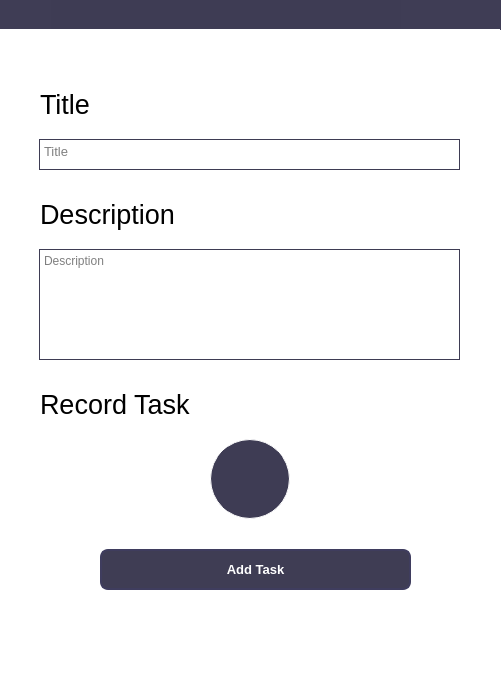
First picture: the form in ava_desktop_ui/form.ui, repository ompatel11/ava-desktop, before the edit.
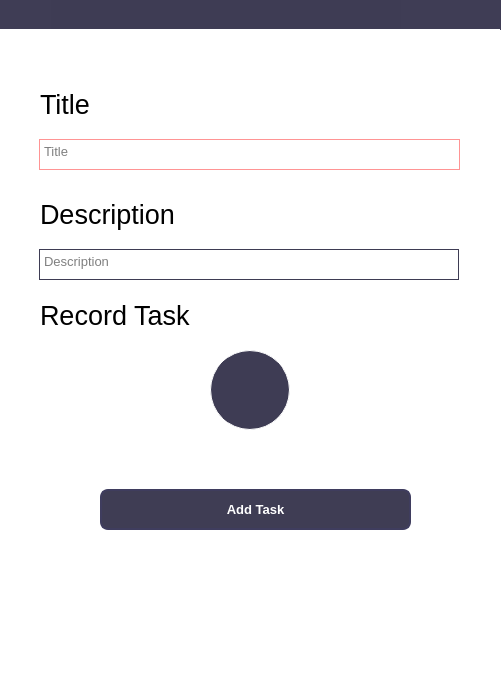
Second picture: the form after the edit. The open tabs and pages were chosen to show the change. Icons and pictures are not drawn.

```diff
--- a/ava_desktop_ui/form.ui
+++ b/ava_desktop_ui/form.ui
@@ -1308,7 +1308,7 @@
      </property>
      <property name="styleSheet">
       <string notr="true">border: 1px solid;
-border-color: rgb(62, 60, 84);</string>
+border-color: rgb(255, 148, 148);</string>
      </property>
      <property name="verticalScrollBarPolicy">
       <enum>Qt::ScrollBarAlwaysOff</enum>
@@ -1350,7 +1350,7 @@
      <property name="geometry">
       <rect>
        <x>210</x>
-       <y>410</y>
+       <y>321</y>
        <width>80</width>
        <height>80</height>
       </rect>
@@ -1416,14 +1416,32 @@
       <rect>
        <x>39</x>
        <y>220</y>
-       <width>421</width>
-       <height>111</height>
+       <width>420</width>
+       <height>31</height>
       </rect>
      </property>
+     <property name="font">
+      <font>
+       <family>Segoe UI</family>
+       <pointsize>10</pointsize>
+      </font>
+     </property>
      <property name="styleSheet">
       <string notr="true">border: 1px solid;
 border-color: rgb(62, 60, 84);</string>
      </property>
+     <property name="verticalScrollBarPolicy">
+      <enum>Qt::ScrollBarAlwaysOff</enum>
+     </property>
+     <property name="horizontalScrollBarPolicy">
+      <enum>Qt::ScrollBarAlwaysOff</enum>
+     </property>
+     <property name="lineWrapColumnOrWidth">
+      <number>1</number>
+     </property>
+     <property name="acceptRichText">
+      <bool>false</bool>
+     </property>
      <property name="placeholderText">
       <string>Description</string>
      </property>
@@ -1432,7 +1450,7 @@
      <property name="geometry">
       <rect>
        <x>100</x>
-       <y>520</y>
+       <y>460</y>
        <width>311</width>
        <height>41</height>
       </rect>
@@ -1469,9 +1487,9 @@
      <property name="geometry">
       <rect>
        <x>40</x>
-       <y>360</y>
-       <width>161</width>
-       <height>31</height>
+       <y>271</y>
+       <width>160</width>
+       <height>30</height>
       </rect>
      </property>
      <property name="font">
```
Left out of the diff: 4 changed lines with no effect on the pictures.
